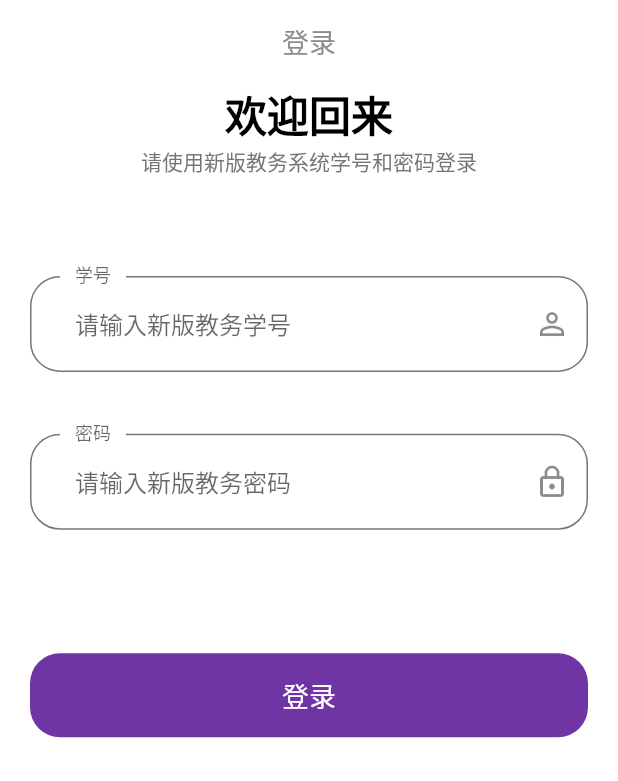
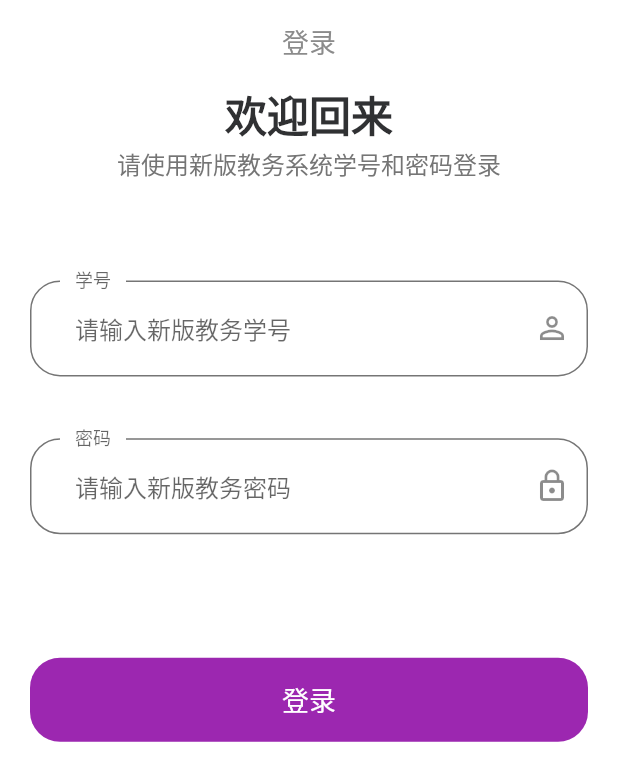
Before and after one commit to simonkimi/wust_flutter, a Flutter app: the screen it shows after launch, on a phone screen of 412 x 824 dp. Shown: the top 781 px of the screen. Run offline on Flutter 3.47's test engine with Material 2 defaults, Android fonts, the phone set to English and light mode, and no system bars; our stand-ins replace cookie_jar, dio, dio_cookie_manager, floor, sqflite; accounts and stored records are empty; generated files the repository leaves out were written again.

Commit message:
修改主题颜色, 适配夜间模式

```diff
--- a/lib/components/class_card.dart
+++ b/lib/components/class_card.dart
@@ -53,12 +53,12 @@ class ClassCard extends StatelessWidget {
                 textAlign: TextAlign.center,
                 style: TextStyle(
                   fontWeight: FontWeight.w600,
-                  fontSize: 11,
+                  fontSize: 10,
                   color: Colors.white,
                 ),
               ),
               SizedBox(
-                height: 5,
+                height: 3,
               ),
               IconText(
                 classEntity.classRoom,
@@ -66,7 +66,7 @@ class ClassCard extends StatelessWidget {
                 textAlign: TextAlign.center,
                 icon: Icon(Icons.location_on),
                 style: TextStyle(
-                  fontSize: 11,
+                  fontSize: 10,
                   color: Colors.white,
                 ),
                 iconPadding: EdgeInsets.only(bottom: 0.5),
--- a/lib/components/default_button.dart
+++ b/lib/components/default_button.dart
@@ -1,5 +1,5 @@
 import 'package:flutter/material.dart';
-import 'package:wuster/constants.dart';
+import 'package:wuster/themes/theme_helper.dart';
 
 class DefaultButton extends StatelessWidget {
   const DefaultButton({Key key, this.text, this.onPressed}) : super(key: key);
@@ -14,13 +14,13 @@ class DefaultButton extends StatelessWidget {
       height: 56,
       child: FlatButton(
         shape: RoundedRectangleBorder(borderRadius: BorderRadius.circular(20)),
-        color: kPrimaryColor,
+        color: Theme.of(context).buttonColor,
         onPressed: onPressed,
         child: Text(
           text,
           style: TextStyle(
             fontSize: 18,
-            color: Colors.white,
+            color: accordingToTheme(context, Colors.white, Color(0xFFEFEFEF))
           ),
         ),
       ),
--- a/lib/constants.dart
+++ b/lib/constants.dart
@@ -1,20 +1,7 @@
-import 'package:flutter/material.dart';
-
-const kPrimaryColor = Color(0xFF6f35A5);
-const kPrimaryLightColor = Color(0xFFF1E6FF);
-const kTransportWhite = Color(0x40FFFFFF);
-
-const kPrimaryPadding = 20;
-const kTextColor = Color(0xFF757575);
-const kAnimationDuration = Duration(milliseconds: 250);
-
-const kTimeTableLeftFlex = 2;
-const kTimeTableRightFlex = 3;
-
 const kClassTimeRange = {
   "qs": [
     ["8:00", "9:40"],
-    ["10:10", "10:50"],
+    ["10:10", "11:50"],
     ["14:10", "15:50"],
     ["16:00", "17:40"],
     ["19:00", "20:40"],
--- a/lib/main.dart
+++ b/lib/main.dart
@@ -1,7 +1,7 @@
 import 'package:flutter/material.dart';
-import 'package:wuster/constants.dart';
 import 'package:wuster/pages/class_table/class_table.dart';
 import 'package:wuster/pages/login/login.dart';
+import 'package:wuster/themes/theme_helper.dart';
 
 void main() {
   runApp(MyApp());
@@ -12,11 +12,9 @@ class MyApp extends StatelessWidget {
   Widget build(BuildContext context) {
     return MaterialApp(
       debugShowCheckedModeBanner: false,
-      title: 'Wust',
-      theme: ThemeData(
-        primaryColor: kPrimaryColor,
-        scaffoldBackgroundColor: Colors.white,
-      ),
+      title: '科大恒大楼',
+      theme: primaryTheme,
+      darkTheme: darkTheme,
       home: LoginPage(),
       routes: {
         LoginPage.routeName: (context) => LoginPage(),
--- a/lib/models/dao/class_dao.dart
+++ b/lib/models/dao/class_dao.dart
@@ -8,4 +8,10 @@ abstract class ClassModelDao {
 
   @insert
   Future<void> insertModel(ClassEntity classEntity);
+
+  @delete
+  Future<void> deleteModel(ClassEntity classEntity);
+
+  @Query("DELETE * FROM ClassEntity")
+  Future<void> deleteAllModel();
 }
--- a/lib/pages/login/child_view/sign_form.dart
+++ b/lib/pages/login/child_view/sign_form.dart
@@ -1,7 +1,6 @@
 import 'package:flutter/material.dart';
 import 'package:wuster/components/default_button.dart';
 import 'package:wuster/pages/class_table/class_table.dart';
-import 'package:wuster/constants.dart';
 
 class SignForm extends StatefulWidget {
   SignForm({Key key}) : super(key: key);
@@ -45,12 +44,12 @@ class _SignFormState extends State<SignForm> {
         contentPadding: EdgeInsets.symmetric(horizontal: 30, vertical: 20),
         focusedBorder: OutlineInputBorder(
           borderRadius: BorderRadius.circular(20),
-          borderSide: BorderSide(color: kTextColor),
+          borderSide: BorderSide(color: Theme.of(context).dividerTheme.color),
           gapPadding: 10,
         ),
         enabledBorder: OutlineInputBorder(
           borderRadius: BorderRadius.circular(20),
-          borderSide: BorderSide(color: kTextColor),
+          borderSide: BorderSide(color: Theme.of(context).dividerTheme.color),
           gapPadding: 10,
         ),
         suffixIcon: Padding(
@@ -70,12 +69,12 @@ class _SignFormState extends State<SignForm> {
         contentPadding: EdgeInsets.symmetric(horizontal: 30, vertical: 20),
         focusedBorder: OutlineInputBorder(
           borderRadius: BorderRadius.circular(20),
-          borderSide: BorderSide(color: kTextColor),
+          borderSide: BorderSide(color: Theme.of(context).dividerTheme.color),
           gapPadding: 10,
         ),
         enabledBorder: OutlineInputBorder(
           borderRadius: BorderRadius.circular(20),
-          borderSide: BorderSide(color: kTextColor),
+          borderSide: BorderSide(color: Theme.of(context).dividerTheme.color),
           gapPadding: 10,
         ),
         suffixIcon: Padding(
--- a/lib/pages/login/child_view/welcome.dart
+++ b/lib/pages/login/child_view/welcome.dart
@@ -1,5 +1,4 @@
 import 'package:flutter/material.dart';
-import 'package:wuster/constants.dart';
 
 class Welcome extends StatelessWidget {
   @override
@@ -8,15 +7,11 @@ class Welcome extends StatelessWidget {
       width: double.infinity,
       child: Column(
         children: [
-          Text(
-            "欢迎回来",
-            style: TextStyle(
-                color: Colors.black, fontSize: 28, fontWeight: FontWeight.bold),
-          ),
+          Text("欢迎回来", style: Theme.of(context).textTheme.headline1),
           Text(
             "请使用新版教务系统学号和密码登录",
             textAlign: TextAlign.center,
-            style: TextStyle(color: kTextColor),
+            style: Theme.of(context).textTheme.subtitle1,
           )
         ],
       ),
--- a/lib/pages/login/login.dart
+++ b/lib/pages/login/login.dart
@@ -1,6 +1,6 @@
 import 'package:flutter/material.dart';
-import 'package:wuster/constants.dart';
 import 'package:wuster/pages/login/child_view/welcome.dart';
+import 'package:wuster/themes/theme_helper.dart';
 import 'child_view/sign_form.dart';
 
 class LoginPage extends StatelessWidget {
@@ -9,7 +9,7 @@ class LoginPage extends StatelessWidget {
   @override
   Widget build(BuildContext context) {
     return Scaffold(
-      appBar: buildAppBar(),
+      appBar: buildAppBar(context),
       body: buildBody(),
     );
   }
@@ -28,11 +28,12 @@ class LoginPage extends StatelessWidget {
     );
   }
 
-  Widget buildAppBar() {
+  Widget buildAppBar(BuildContext context) {
     return AppBar(
       centerTitle: true,
-      backgroundColor: Colors.white,
       elevation: 0,
+      backgroundColor: accordingToTheme(
+          context, Colors.white, Theme.of(context).primaryColor),
       title: Text(
         "登录",
         style: TextStyle(
--- /dev/null
+++ b/lib/themes/theme_helper.dart
@@ -0,0 +1,47 @@
+import 'package:flutter/material.dart';
+
+const kPrimaryLightColor = Color(0xFFF1E6FF);
+
+const kPrimaryPadding = 20;
+
+const kAnimationDuration = Duration(milliseconds: 250);
+
+const kTimeTableLeftFlex = 2;
+const kTimeTableRightFlex = 3;
+
+
+final primaryTheme = ThemeData(
+  brightness: Brightness.light,
+  primaryColor: Colors.purple,
+  accentColor: Colors.purpleAccent,
+  buttonColor: Colors.purple,
+  scaffoldBackgroundColor: Colors.white,
+  textTheme: TextTheme(
+    headline1: TextStyle(
+        color: Color(0xFF303133), fontSize: 28, fontWeight: FontWeight.bold),
+    subtitle1: TextStyle(color: Color(0xFF757575)),
+  ),
+  dividerTheme: DividerThemeData(color: Color(0xFF757575)),
+);
+
+final darkTheme = ThemeData(
+  brightness: Brightness.dark,
+  buttonColor: Colors.purple[300],
+  primaryColor: Color(0xFF1c1c1c),
+  accentColor: Colors.purpleAccent[100],
+  scaffoldBackgroundColor: Color(0xFF121212),
+  textTheme: TextTheme(
+    headline1: TextStyle(
+        color: Color(0xFF7F7F7F), fontSize: 28, fontWeight: FontWeight.bold),
+    subtitle1: TextStyle(color: Color(0xFF757575)),
+  ),
+  dividerTheme: DividerThemeData(color: Color(0xFF757575)),
+);
+
+bool isDarkMode(BuildContext context) {
+  return Theme.of(context).brightness == Brightness.dark;
+}
+
+T accordingToTheme<T>(BuildContext context, T brightness, T dark) {
+  return Theme.of(context).brightness == Brightness.light ? brightness : dark;
+}
```
Also changed, not shown: lib/pages/class_table/child_view/time_table_class.dart (+10 -4 lines), lib/pages/class_table/child_view/time_table_header.dart (+24 -7 lines), lib/pages/class_table/child_view/time_table_left.dart (+6 -5 lines), lib/pages/class_table/class_table.dart (+10 -7 lines), lib/util/date_util.dart (+7 -2 lines), lib/models/database.g.dart.
